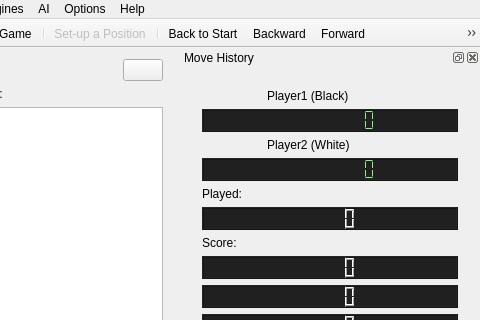
Before: the Qt Designer form gamewindow.ui in calcitem/Sanmill, drawn with Qt 5; both pictures show x 205 to 685 and y 0 to 320 of the 685 by 739 pixel window.
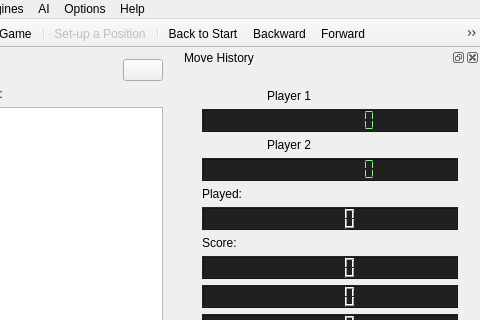
After: the same form once the commit is applied. Icons and pictures are not drawn. Custom widgets are drawn as their Qt base class.

Commit message:
Indicate white pieces as player one and black as player two
Thanks Matt Littlewood!

```diff
--- a/gamewindow.ui
+++ b/gamewindow.ui
@@ -462,7 +462,7 @@
               </font>
              </property>
              <property name="text">
-              <string>Player1 (Black)</string>
+              <string>Player 1</string>
              </property>
             </widget>
            </item>
@@ -543,7 +543,7 @@
               </font>
              </property>
              <property name="text">
-              <string>Player2 (White)</string>
+              <string>Player 2</string>
              </property>
             </widget>
            </item>
```
Left out of the diff: 34 changed lines with no effect on the pictures. The commit also changes 34 other files.
